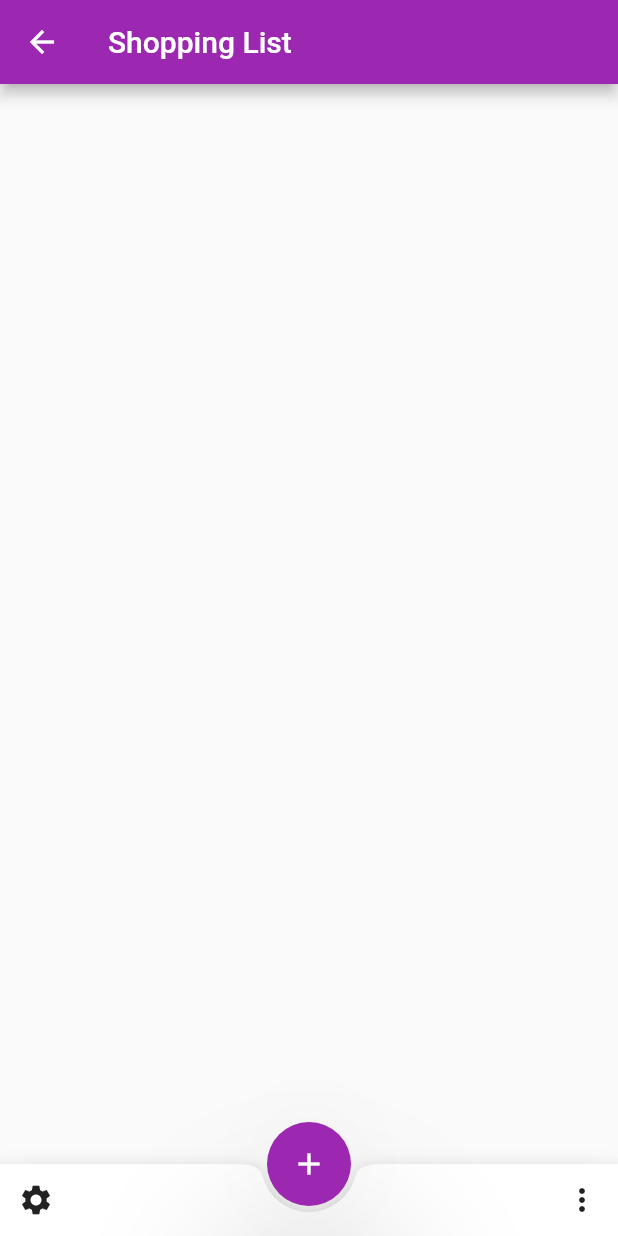
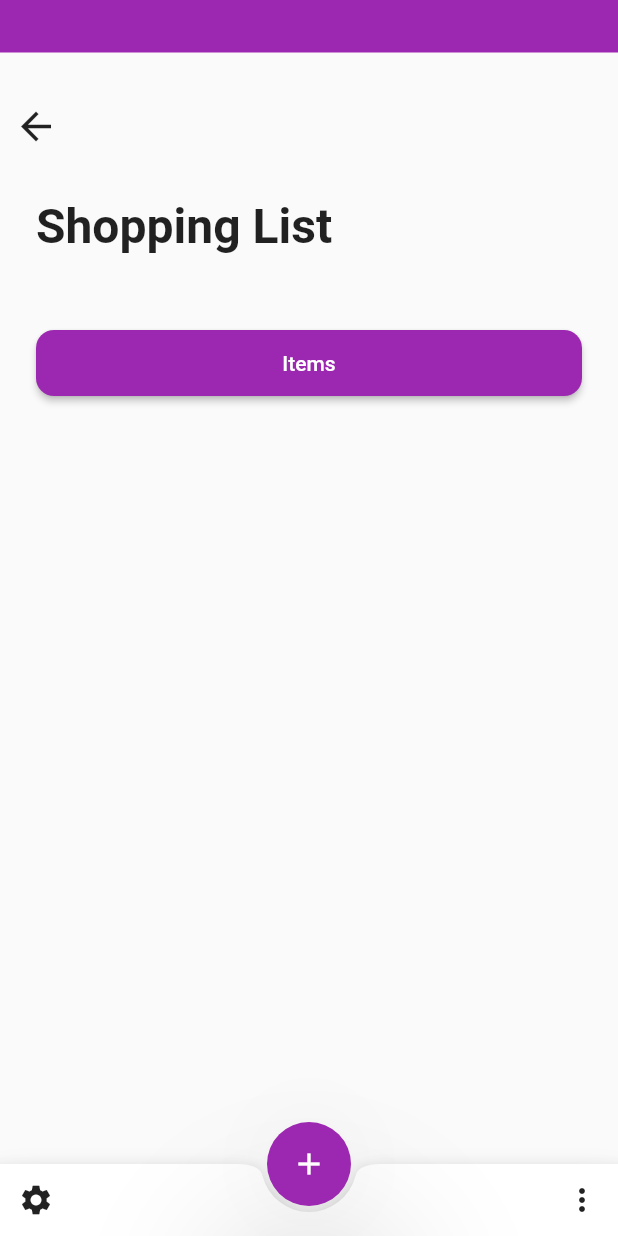
Before and after one commit to aliciaajy/Orbital2020, a Flutter app: the ShoppingListHomePage screen opened directly, on a phone screen of 412 x 824 dp. Run offline on Flutter 3.47's test engine with Material 2 defaults, Android fonts, the phone set to English and light mode, and no system bars.

Commit message:
updated format of shopping list and add button to navigate

```diff
--- a/lib/shoppingpages/shoppinglist_home_page.dart
+++ b/lib/shoppingpages/shoppinglist_home_page.dart
@@ -2,6 +2,8 @@
 import 'package:flutter/cupertino.dart';
 import 'package:flutter/material.dart';
 import 'package:flutter/rendering.dart';
+import 'package:login/pages/type_of_list.dart';
+import 'package:login/widgets/custom_button.dart';
 
 class ShoppingListHomePage extends StatefulWidget {
   @override
@@ -9,6 +11,9 @@ class ShoppingListHomePage extends StatefulWidget {
 }
 
 class ShoppingList extends State<ShoppingListHomePage> {
+  PageController _pageController = PageController();
+  double currentPage = 0;
+
   static List<ShopList> shoplist = List<ShopList>();
   String input = "";
 
@@ -19,14 +24,24 @@ class ShoppingList extends State<ShoppingListHomePage> {
 
   @override
   Widget build(BuildContext context) {
+    _pageController.addListener(() {
+      setState(() {
+        currentPage = _pageController.page;
+      });
+     });
     return Scaffold (
-      appBar: AppBar(
-        title: const Text('Shopping List', style:TextStyle(color:Colors.white )),
-        backgroundColor: Colors.purple
-      ),
 
-      //backgroundColor: Colors.white,
-      //backgroundColor: Color(0xFFEFEF4),
+
+      body: Stack(
+        children: <Widget>[
+          Container(
+            height: 35,
+            color: Colors.purple   //Theme.of(context).accentColor,
+          ),
+        _mainContent(context)
+        ]
+       ),
+
       floatingActionButton: new FloatingActionButton(
         onPressed: () {
           showDialog(
@@ -77,7 +92,43 @@ class ShoppingList extends State<ShoppingListHomePage> {
           ]
         )
       ),
-      body: ListView.builder(
+
+    );
+  }
+
+  Widget _mainContent(BuildContext context) {
+    return  Column(
+
+      crossAxisAlignment: CrossAxisAlignment.start,
+      children: <Widget>[
+        SizedBox(height: 60),
+        IconButton(icon:Icon(Icons.arrow_back, size: 30), onPressed:() {
+        Navigator.push(context,MaterialPageRoute(builder: (context) => Option()),
+        );
+        },
+        ),
+        Padding(
+          padding: const EdgeInsets.all(24.0),
+          child: Text(
+          "Shopping List",
+          style: TextStyle(
+          fontSize: 32, fontWeight: FontWeight.bold),
+          ),
+        ),
+        Padding(
+          padding: const EdgeInsets.all(24.0),
+          child: _button(context),
+        ),
+        Expanded(
+          child: PageView(
+            controller: _pageController,
+            children: <Widget>[bodycontent(context)],
+          ))
+        ],
+      );
+  }
+  Widget bodycontent(BuildContext context) {
+    return ListView.builder(
       itemCount: shoplist.length,
       itemBuilder: (BuildContext context, int index) {
         return Dismissible(
@@ -87,7 +138,8 @@ class ShoppingList extends State<ShoppingListHomePage> {
           shape: RoundedRectangleBorder(
             borderRadius: BorderRadius.circular(16)),
           child: ListTile(
-            leading: Checkbox(
+            leading:
+            Checkbox(
               activeColor: Colors.purple,
               checkColor: Colors.white,
               value: shoplist[index].done,
@@ -97,9 +149,8 @@ class ShoppingList extends State<ShoppingListHomePage> {
             });
 
           }),
-
-            title: Text(shoplist[index].item,
-            style: TextStyle(
+          title: Text(shoplist[index].item,
+          style: TextStyle(
               decoration: (shoplist[index].done
               ? TextDecoration.lineThrough
               : TextDecoration.none)
@@ -116,13 +167,38 @@ class ShoppingList extends State<ShoppingListHomePage> {
                 });
               },
             ),
+
             ),
           ));
         }
-      )
     );
   }
+
+  Widget _button(BuildContext context) {
+    return Row(
+          children: <Widget>[
+            Expanded(
+              child: CustomButton(
+                onPressed: () {
+                  _pageController.previousPage(
+                    duration: Duration(milliseconds: 500),
+                    curve: Curves.bounceInOut);
+                },
+                buttonText: "Items",
+                color:
+                currentPage > 0.5 ? Colors.white : Colors.purple,
+                textColor:
+                currentPage > 0.5 ? Colors.purple:Colors.white,
+                borderColor: currentPage > 0.5 ? Colors.purple:Colors.transparent  ,
+              )
+            )
+          ]
+    );
+
+  }
 }
+
+
 class ShopList {
   String item;
   bool done;
```
